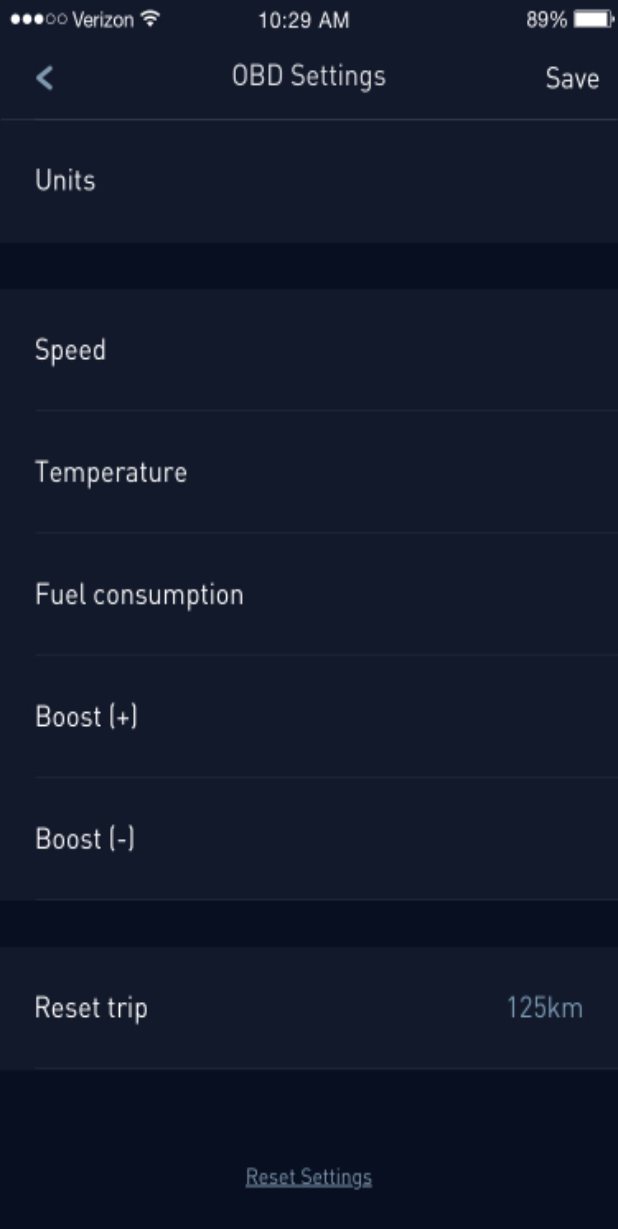
After one commit to xfdingustc/DTC, an Android app: the layout activity_setting.xml on its own in the app's theme, with its tools: preview values and no code run, on a phone screen of 412 x 824 dp. The commit adds this screen. Shown: the top 1229 px of the screen. Run offline under Robolectric (Android 15) with nearby library versions, the phone set to English and light mode, and no system bars.

Commit message:
add setting activity

```diff
--- a/DTC/app/src/main/AndroidManifest.xml
+++ b/DTC/app/src/main/AndroidManifest.xml
@@ -27,6 +27,7 @@
         <activity android:name=".ui.activities.CoolantActivity"/>
         <activity android:name=".ui.activities.SpeedActivity"/>
         <activity android:name=".ui.activities.IssueActiviity"/>
+        <activity android:name=".ui.activities.SettingActivity"/>
     </application>
 
 </manifest>
--- /dev/null
+++ b/DTC/app/src/main/res/layout/activity_setting.xml
@@ -0,0 +1,13 @@
+<?xml version="1.0" encoding="utf-8"?>
+<LinearLayout xmlns:android="http://schemas.android.com/apk/res/android"
+    android:orientation="vertical" android:layout_width="match_parent"
+    android:layout_height="match_parent">
+
+    <ImageView
+        android:layout_width="match_parent"
+        android:layout_height="match_parent"
+        android:background="@drawable/settings"
+        android:adjustViewBounds="true"
+        android:scaleType="fitCenter"/>
+
+</LinearLayout>
```
Also changed, not shown: DTC/app/src/main/java/com/nonda/dtc/ui/activities/CoolantActivity.java (+13 -0 lines), DTC/app/src/main/java/com/nonda/dtc/ui/activities/SettingActivity.java (added, +30 -0 lines), DTC/app/src/main/java/com/nonda/dtc/ui/activities/SpeedActivity.java (+9 -0 lines), DTC/app/src/main/res/layout/activity_coolant.xml (+24 -1 lines), DTC/app/src/main/res/layout/activity_speed.xml (+26 -2 lines), DTC/app/src/main/res/menu/setting.xml (added, +9 -0 lines), DTC/app/src/main/res/drawable-xxhdpi/settings.jpg (added).
